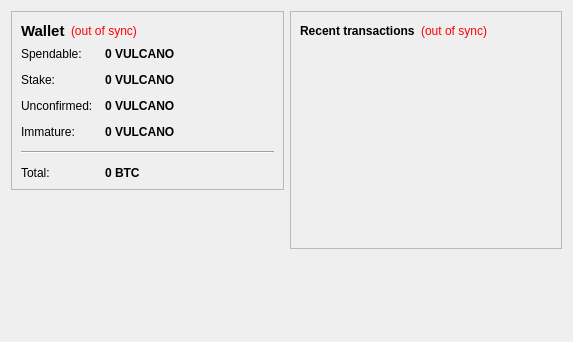
The window that src/qt/forms/overviewpage.ui (whitejack19/varius) describes before a commit, drawn with Qt 5.
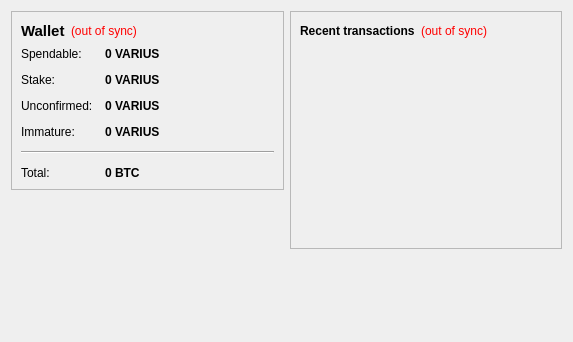
The same window after the commit.

The edit to the form file:
```diff
--- a/src/qt/forms/overviewpage.ui
+++ b/src/qt/forms/overviewpage.ui
@@ -105,7 +105,7 @@
              <string>Your current spendable balance</string>
             </property>
             <property name="text">
-             <string notr="true">0 VULCANO</string>
+             <string notr="true">0 VARIUS</string>
             </property>
             <property name="textInteractionFlags">
              <set>Qt::LinksAccessibleByMouse|Qt::TextSelectableByKeyboard|Qt::TextSelectableByMouse</set>
@@ -134,7 +134,7 @@
              <string>Total of coins that was staked, and do not yet count toward the current balance</string>
             </property>
             <property name="text">
-             <string notr="true">0 VULCANO</string>
+             <string notr="true">0 VARIUS</string>
             </property>
             <property name="textInteractionFlags">
              <set>Qt::LinksAccessibleByMouse|Qt::TextSelectableByKeyboard|Qt::TextSelectableByMouse</set>
@@ -163,7 +163,7 @@
              <string>Total of transactions that have yet to be confirmed, and do not yet count toward the current balance</string>
             </property>
             <property name="text">
-             <string notr="true">0 VULCANO</string>
+             <string notr="true">0 VARIUS</string>
             </property>
             <property name="textInteractionFlags">
              <set>Qt::LinksAccessibleByMouse|Qt::TextSelectableByKeyboard|Qt::TextSelectableByMouse</set>
@@ -189,7 +189,7 @@
              <string>Mined balance that has not yet matured</string>
             </property>
             <property name="text">
-             <string notr="true">0 VULCANO</string>
+             <string notr="true">0 VARIUS</string>
             </property>
             <property name="textInteractionFlags">
              <set>Qt::LinksAccessibleByMouse|Qt::TextSelectableByKeyboard|Qt::TextSelectableByMouse</set>
```
Left out of the diff: 4 changed lines with no effect on the pictures.
